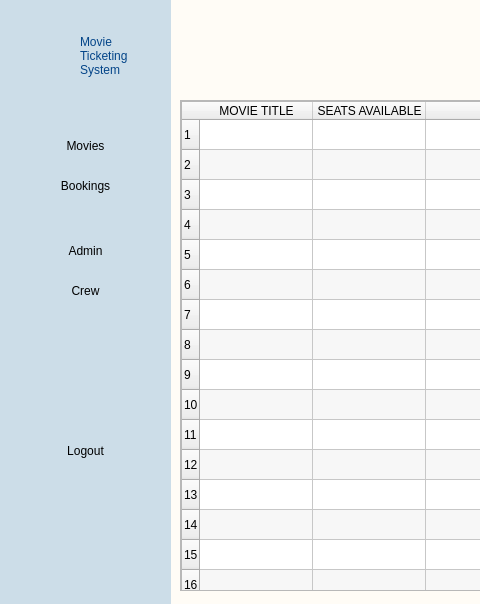
Old version of the form Ui_Files/tickets.ui in the repository edejeed/Movie-Ticketing; both pictures show x 0 to 480 and y 0 to 604 of the 804 by 604 pixel window.
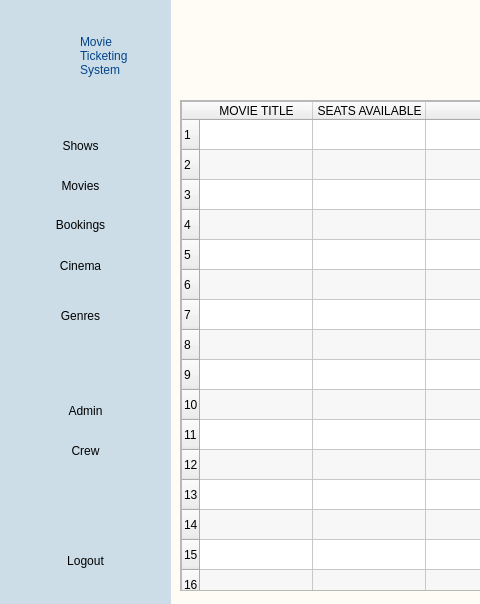
New version of the form. Icons and pictures are not drawn.

Diff of the .ui file:
```diff
--- a/Ui_Files/tickets.ui
+++ b/Ui_Files/tickets.ui
@@ -81,63 +81,11 @@
       <bool>true</bool>
      </property>
     </widget>
-    <widget class="QPushButton" name="movieButton">
-     <property name="geometry">
-      <rect>
-       <x>20</x>
-       <y>130</y>
-       <width>131</width>
-       <height>31</height>
-      </rect>
-     </property>
-     <property name="text">
-      <string>Movies</string>
-     </property>
-     <property name="icon">
-      <iconset>
-       <normaloff>../img/movies.png</normaloff>../img/movies.png</iconset>
-     </property>
-     <property name="iconSize">
-      <size>
-       <width>40</width>
-       <height>40</height>
-      </size>
-     </property>
-     <property name="flat">
-      <bool>true</bool>
-     </property>
-    </widget>
-    <widget class="QPushButton" name="movieButton_2">
-     <property name="geometry">
-      <rect>
-       <x>20</x>
-       <y>170</y>
-       <width>131</width>
-       <height>31</height>
-      </rect>
-     </property>
-     <property name="text">
-      <string>Bookings</string>
-     </property>
-     <property name="icon">
-      <iconset>
-       <normaloff>../img/tickets.png</normaloff>../img/tickets.png</iconset>
-     </property>
-     <property name="iconSize">
-      <size>
-       <width>40</width>
-       <height>40</height>
-      </size>
-     </property>
-     <property name="flat">
-      <bool>true</bool>
-     </property>
-    </widget>
     <widget class="QPushButton" name="movieButton_3">
      <property name="geometry">
       <rect>
        <x>20</x>
-       <y>230</y>
+       <y>390</y>
        <width>131</width>
        <height>41</height>
       </rect>
@@ -163,7 +111,7 @@
      <property name="geometry">
       <rect>
        <x>20</x>
-       <y>270</y>
+       <y>430</y>
        <width>131</width>
        <height>41</height>
       </rect>
@@ -189,7 +137,7 @@
      <property name="geometry">
       <rect>
        <x>20</x>
-       <y>430</y>
+       <y>540</y>
        <width>131</width>
        <height>41</height>
       </rect>
@@ -211,6 +159,191 @@
       <bool>true</bool>
      </property>
     </widget>
+    <widget class="QPushButton" name="ticketsButton">
+     <property name="geometry">
+      <rect>
+       <x>15</x>
+       <y>209</y>
+       <width>131</width>
+       <height>31</height>
+      </rect>
+     </property>
+     <property name="styleSheet">
+      <string notr="true">#ticketsButton{
+background-color: TRANSPARENT;
+border: TRANSPARENT;
+border-radius: 15px;
+}
+
+#ticketsButton:hover{
+background-color: rgb(236, 236, 236);
+}</string>
+     </property>
+     <property name="text">
+      <string>Bookings</string>
+     </property>
+     <property name="icon">
+      <iconset>
+       <normaloff>../img/tickets.png</normaloff>../img/tickets.png</iconset>
+     </property>
+     <property name="iconSize">
+      <size>
+       <width>40</width>
+       <height>40</height>
+      </size>
+     </property>
+     <property name="flat">
+      <bool>false</bool>
+     </property>
+    </widget>
+    <widget class="QPushButton" name="cinemaButton">
+     <property name="geometry">
+      <rect>
+       <x>15</x>
+       <y>250</y>
+       <width>131</width>
+       <height>31</height>
+      </rect>
+     </property>
+     <property name="styleSheet">
+      <string notr="true">#cinemaButton{
+background-color: TRANSPARENT;
+border: TRANSPARENT;
+border-radius: 15px;
+}
+
+#cinemaButton:hover{
+background-color: rgb(236, 236, 236);
+}</string>
+     </property>
+     <property name="text">
+      <string>Cinema</string>
+     </property>
+     <property name="icon">
+      <iconset>
+       <normaloff>../img/cinema.png</normaloff>../img/cinema.png</iconset>
+     </property>
+     <property name="iconSize">
+      <size>
+       <width>40</width>
+       <height>40</height>
+      </size>
+     </property>
+     <property name="flat">
+      <bool>false</bool>
+     </property>
+    </widget>
+    <widget class="QPushButton" name="genreButton">
+     <property name="geometry">
+      <rect>
+       <x>15</x>
+       <y>300</y>
+       <width>131</width>
+       <height>31</height>
+      </rect>
+     </property>
+     <property name="styleSheet">
+      <string notr="true">#genreButton{
+background-color: TRANSPARENT;
+border: TRANSPARENT;
+border-radius: 15px;
+}
+
+#genreButton:hover{
+background-color: rgb(236, 236, 236);
+}</string>
+     </property>
+     <property name="text">
+      <string>Genres</string>
+     </property>
+     <property name="icon">
+      <iconset>
+       <normaloff>../img/genre.png</normaloff>../img/genre.png</iconset>
+     </property>
+     <property name="iconSize">
+      <size>
+       <width>40</width>
+       <height>40</height>
+      </size>
+     </property>
+     <property name="flat">
+      <bool>false</bool>
+     </property>
+    </widget>
+    <widget class="QPushButton" name="movieButton">
+     <property name="geometry">
+      <rect>
+       <x>15</x>
+       <y>170</y>
+       <width>131</width>
+       <height>31</height>
+      </rect>
+     </property>
+     <property name="styleSheet">
+      <string notr="true">#movieButton{
+background-color: TRANSPARENT;
+border: TRANSPARENT;
+border-radius: 15px;
+}
+
+#movieButton:hover{
+background-color: rgb(236, 236, 236);
+}</string>
+     </property>
+     <property name="text">
+      <string>Movies</string>
+     </property>
+     <property name="icon">
+      <iconset>
+       <normaloff>../img/movies.png</normaloff>../img/movies.png</iconset>
+     </property>
+     <property name="iconSize">
+      <size>
+       <width>40</width>
+       <height>40</height>
+      </size>
+     </property>
+     <property name="flat">
+      <bool>false</bool>
+     </property>
+    </widget>
+    <widget class="QPushButton" name="showButton">
+     <property name="geometry">
+      <rect>
+       <x>15</x>
+       <y>130</y>
+       <width>131</width>
+       <height>31</height>
+      </rect>
+     </property>
+     <property name="styleSheet">
+      <string notr="true">#showButton{
+background-color: TRANSPARENT;
+border: TRANSPARENT;
+border-radius: 15px;
+}
+
+#showButton:hover{
+background-color: rgb(236, 236, 236);
+}</string>
+     </property>
+     <property name="text">
+      <string>Shows</string>
+     </property>
+     <property name="icon">
+      <iconset>
+       <normaloff>../img/movies.png</normaloff>../img/movies.png</iconset>
+     </property>
+     <property name="iconSize">
+      <size>
+       <width>40</width>
+       <height>40</height>
+      </size>
+     </property>
+     <property name="flat">
+      <bool>false</bool>
+     </property>
+    </widget>
    </widget>
    <widget class="QWidget" name="mainBG" native="true">
     <property name="geometry">
```
